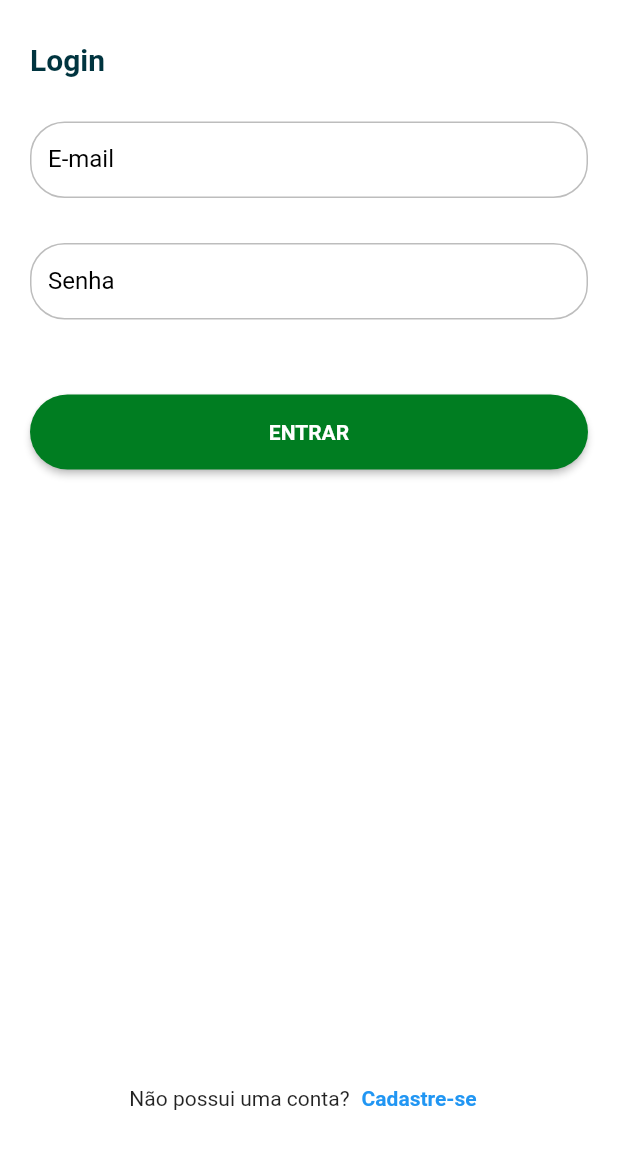
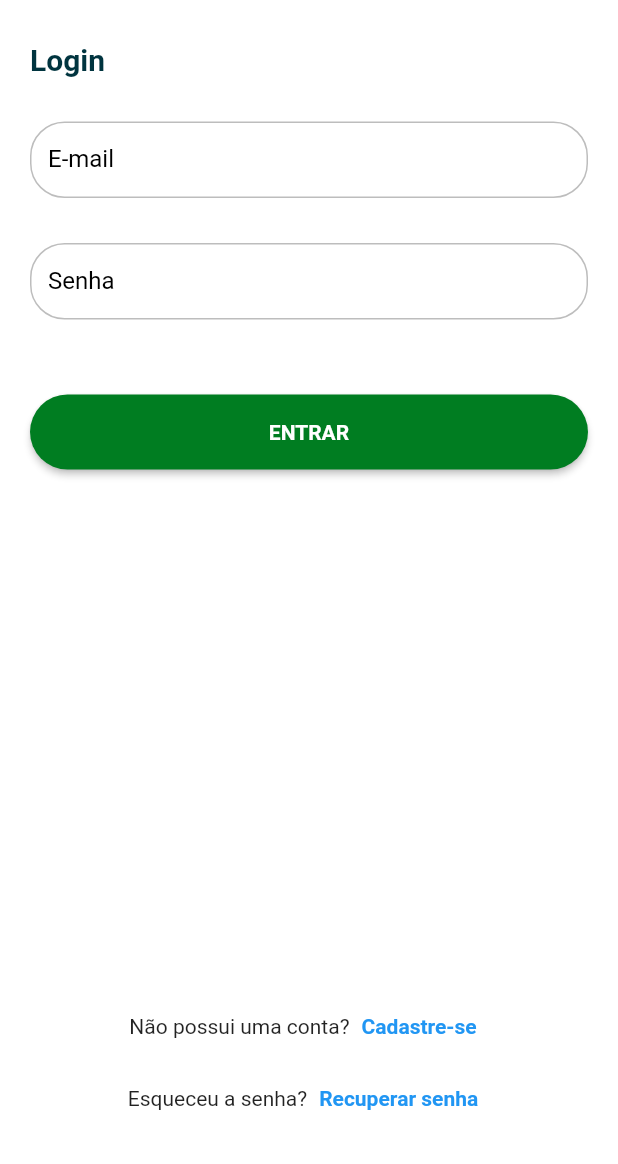
Before and after one commit to DiegoVeneroso/modelo, a Flutter app: the screen it shows after launch, on a phone screen of 412 x 824 dp, the part 72-1236 px from its top. Run offline on Flutter 3.47's test engine with Material 2 defaults, Android fonts, the phone set to English and light mode, and no system bars; our stand-ins replace appwrite, firebase_core, firebase_messaging, get; missing offline and left inert: validatorless; accounts and stored records are empty; Roboto replaces fonts that are missing (mplus1).

Commit message:
work 19-09 2

```diff
--- a/lib/app/modules/auth/login/login_page.dart
+++ b/lib/app/modules/auth/login/login_page.dart
@@ -115,6 +115,22 @@ class _LoginPageState extends AppState<LoginPage, LoginController> {
                               ),
                             ),
                           ],
+                        ),
+                        Row(
+                          mainAxisAlignment: MainAxisAlignment.center,
+                          children: [
+                            const Text('Esqueceu a senha?'),
+                            TextButton(
+                              onPressed: () {
+                                controller.authRepository.recoveryPassword(
+                                    {'email': 'diegopereira@unipampa.edu.br'});
+                              },
+                              child: const Text(
+                                'Recuperar senha',
+                                style: AppTheme.textBold,
+                              ),
+                            ),
+                          ],
                         )
                       ],
                     ),
```
Also changed, not shown: lib/app/repository/auth_repository.dart (+13 -0 lines).
